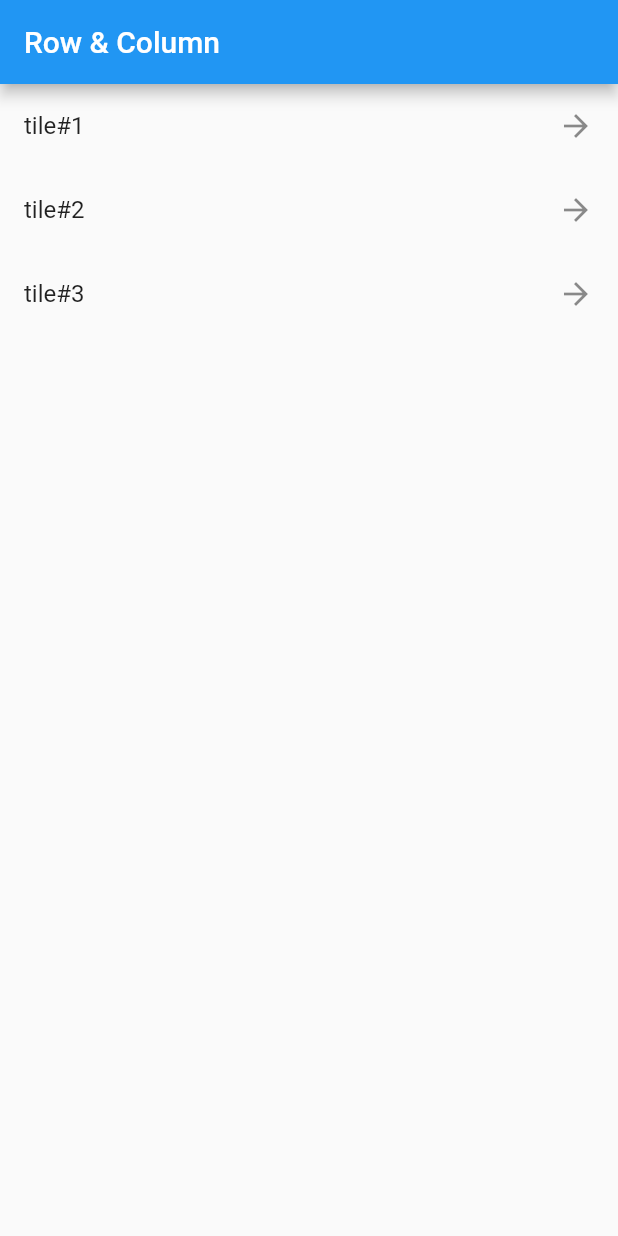
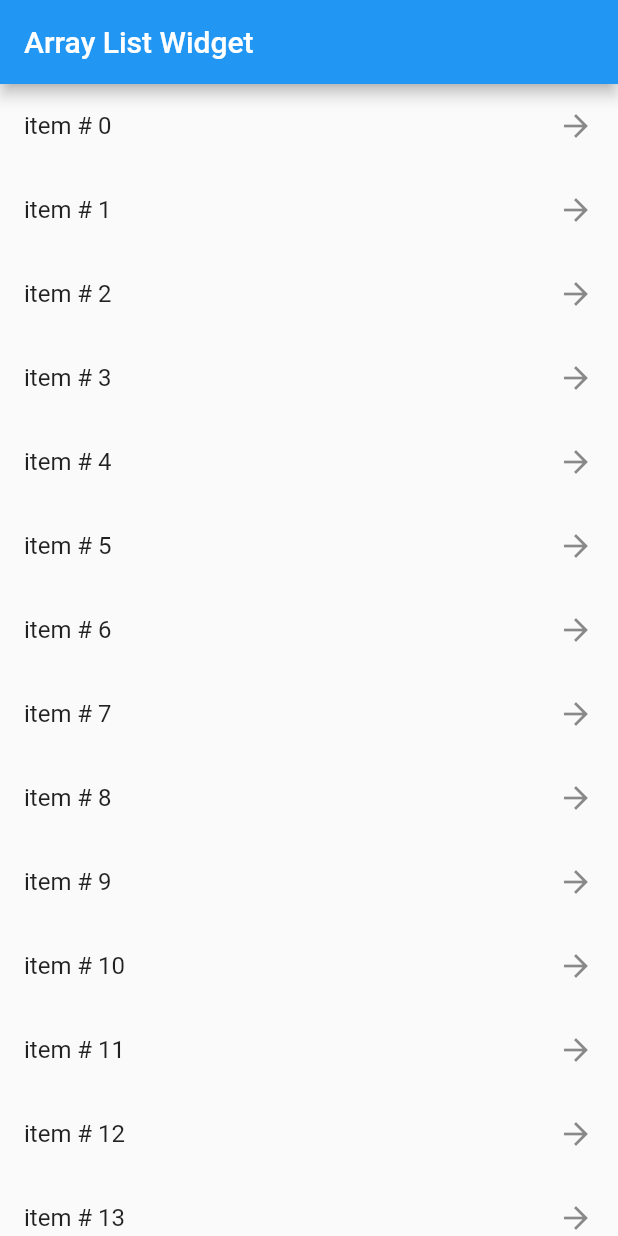
Before and after one commit to sinistra/flutter_widgets, a Flutter app: the screen it shows after launch, on a phone screen of 412 x 824 dp. Run offline on Flutter 3.47's test engine with Material 2 defaults, Android fonts, the phone set to English and light mode, and no system bars.

Commit message:
Array list widget

```diff
--- a/lib/main.dart
+++ b/lib/main.dart
@@ -4,31 +4,41 @@ void main() {
   runApp(new FmtApp());
 }
 
-class FmtApp extends StatelessWidget {
+class FmtApp extends StatefulWidget {
+  @override
+  _FmtAppState createState() => _FmtAppState();
+}
+
+class _FmtAppState extends State<FmtApp> {
+  List<int> items = new List();
+
+  @override
+  void initState() {
+    for (int i=0; i < 50; i++) {
+      items.add(i);
+    }
+    super.initState();
+  }
+
+
   @override
   Widget build(BuildContext context) {
-    return MaterialApp(
-      title: "MyApplication",
+    return new MaterialApp(
+      title: 'My App',
       home: new Scaffold(
-          appBar: new AppBar(
-            title: new Text('Row & Column'),
-          ),
-          body: new ListView(
-            children: <Widget>[
-              new ListTile(
-                title: new Text('tile#1'),
-                trailing: new Icon(Icons.arrow_forward),
-              ),
-              new ListTile(
-                title: new Text('tile#2'),
-                trailing: new Icon(Icons.arrow_forward),
-              ),
-              new ListTile(
-                title: new Text('tile#3'),
-                trailing: new Icon(Icons.arrow_forward),
-              ),
-            ],
-          )),
+        appBar: new AppBar(
+          title: new Text('Array List Widget'),
+        ),
+        body: new ListView.builder(
+          itemCount: items.length,
+          itemBuilder: (BuildContext context, int index) {
+            return new ListTile(
+              title: new Text('item # $index'),
+              trailing: new Icon(Icons.arrow_forward),
+            );
+          },
+        ),
+      ),
     );
   }
 }
```
